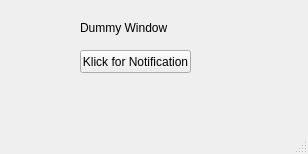
Qt form Qt/Notification/main.ui (SManAT/PyStuff) before a commit.
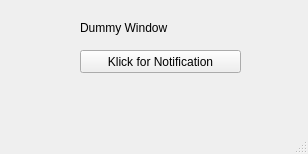
The same form after that commit.

```diff
--- a/Qt/Notification/main.ui
+++ b/Qt/Notification/main.ui
@@ -32,7 +32,7 @@
      <rect>
       <x>80</x>
       <y>50</y>
-      <width>111</width>
+      <width>161</width>
       <height>23</height>
      </rect>
     </property>
```
Left out of the diff: 2 changed lines with no effect on the pictures.
